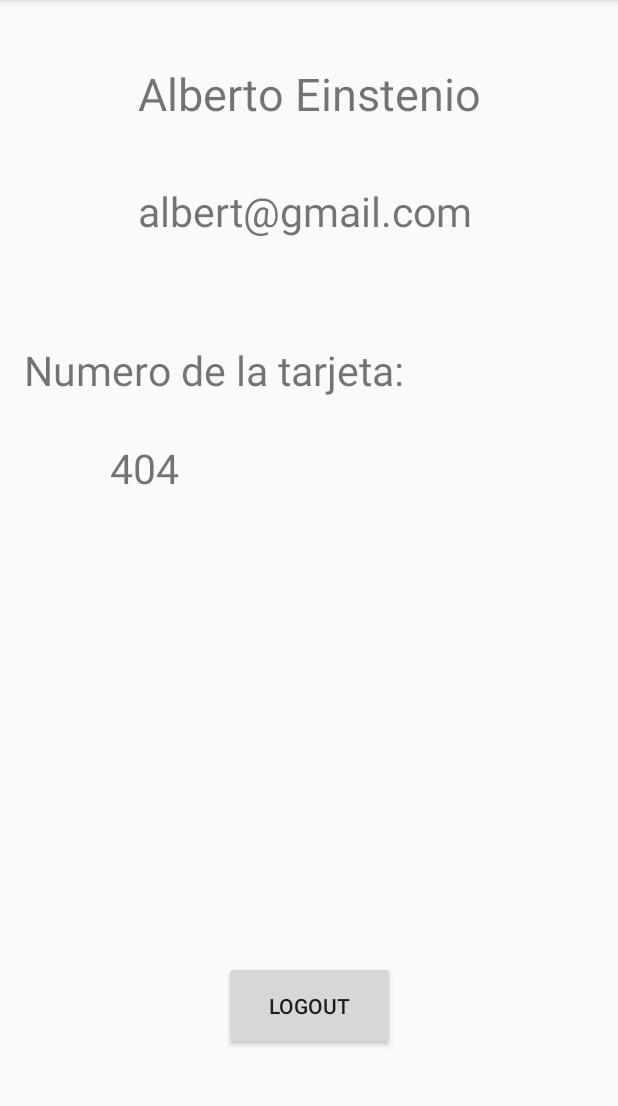
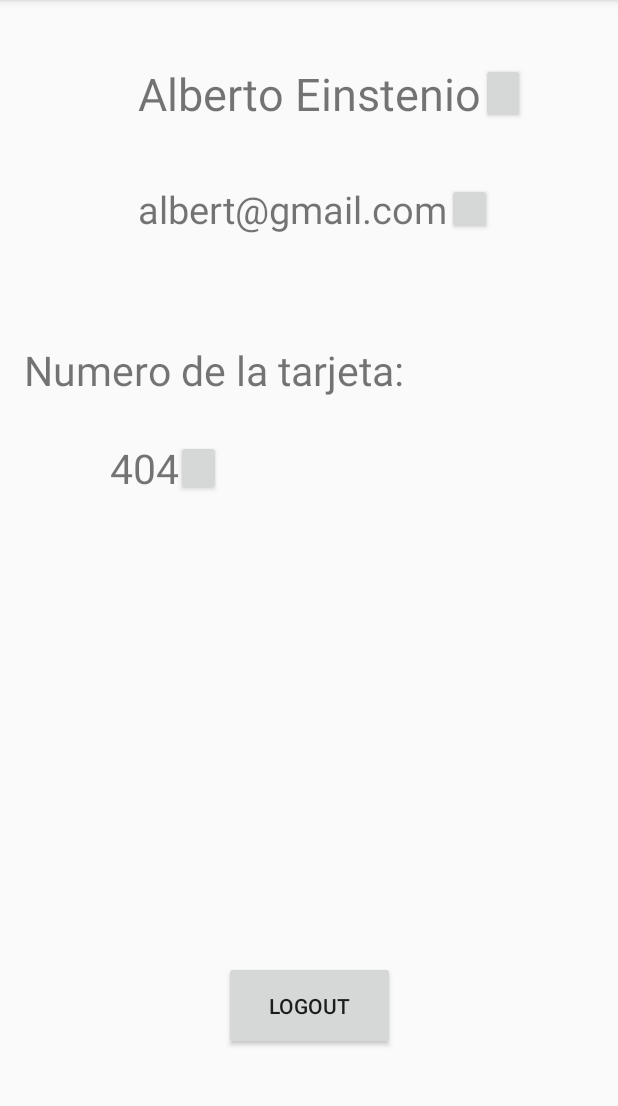
Before and after one commit to llevame/llevame-app, an Android app: the ProfileActivity screen opened directly, with no data from a screen before it, on a phone screen of 412 x 824 dp, the part 84-1190 px from its top. Run offline under Robolectric (Android 15) with nearby library versions, the phone set to English and light mode, and no system bars.

Commit message:
Agregado botones que en un futuro seran para editar los campos del perfil

```diff
--- a/app/src/main/java/com/llevame_app_project/ProfileActivity.java
+++ b/app/src/main/java/com/llevame_app_project/ProfileActivity.java
@@ -2,8 +2,6 @@ package com.llevame_app_project;
 
 import android.support.v7.app.AppCompatActivity;
 import android.os.Bundle;
-
-import com.llevame_app_project.R;
 
 public class ProfileActivity extends AppCompatActivity {
 
--- a/app/src/main/res/layout/activity_login.xml
+++ b/app/src/main/res/layout/activity_login.xml
@@ -8,7 +8,7 @@
     android:paddingLeft="@dimen/activity_horizontal_margin"
     android:paddingRight="@dimen/activity_horizontal_margin"
     android:paddingTop="@dimen/activity_vertical_margin"
-    tools:context="com.example.mauro.com.llevame_app_project.LoginActivity">
+    tools:context="com.llevame_app_project.LoginActivity">
 
     <!-- Login progress -->
     <ProgressBar
--- a/app/src/main/res/layout/activity_profile.xml
+++ b/app/src/main/res/layout/activity_profile.xml
@@ -5,6 +5,38 @@
     android:layout_width="match_parent"
     android:layout_height="match_parent"
     tools:context="com.llevame_app_project.ProfileActivity">
+
+    <Button
+        android:id="@+id/button3"
+        android:layout_width="30dp"
+        android:layout_height="0dp"
+        app:layout_constraintLeft_toRightOf="@+id/textView_credit_card_numer"
+        app:layout_constraintTop_toTopOf="@+id/textView_credit_card_numer"
+        app:layout_constraintBottom_toBottomOf="@+id/textView_credit_card_numer"
+        android:layout_marginLeft="-2dp"
+        app:layout_constraintVertical_bias="0.0" />
+    <Button
+        android:id="@+id/button4"
+        android:layout_width="30dp"
+        android:layout_height="0dp"
+        android:layout_marginLeft="0dp"
+        app:layout_constraintBottom_toBottomOf="@+id/text_view_email"
+        app:layout_constraintLeft_toRightOf="@+id/text_view_email"
+        app:layout_constraintTop_toTopOf="@+id/text_view_email"
+        app:layout_constraintVertical_bias="0.0" />
+
+    <Button
+        android:id="@+id/button2"
+        android:layout_width="29dp"
+        android:layout_height="0dp"
+        android:layout_marginLeft="0dp"
+        tools:layout_constraintLeft_creator="1"
+        app:layout_constraintLeft_toRightOf="@+id/text_view_name"
+        app:layout_constraintTop_toTopOf="@+id/text_view_name"
+        android:layout_marginTop="0dp"
+        app:layout_constraintBottom_toBottomOf="@+id/text_view_name"
+        android:layout_marginBottom="0dp"
+        app:layout_constraintVertical_bias="0.0" />
 
     <TextView
         android:id="@+id/text_view_name"
@@ -27,7 +59,7 @@
         android:id="@+id/text_view_email"
         android:layout_height="wrap_content"
         android:layout_width="wrap_content"
-        android:textSize="27dp"
+        android:textSize="25dp"
         android:text="albert@gmail.com"
         tools:layout_constraintTop_creator="1"
         android:layout_marginTop="122dp"
@@ -71,4 +103,5 @@
         tools:layout_constraintLeft_creator="1"
         android:layout_marginBottom="68dp"
         app:layout_constraintLeft_toLeftOf="parent" />
+
 </android.support.constraint.ConstraintLayout>
```
